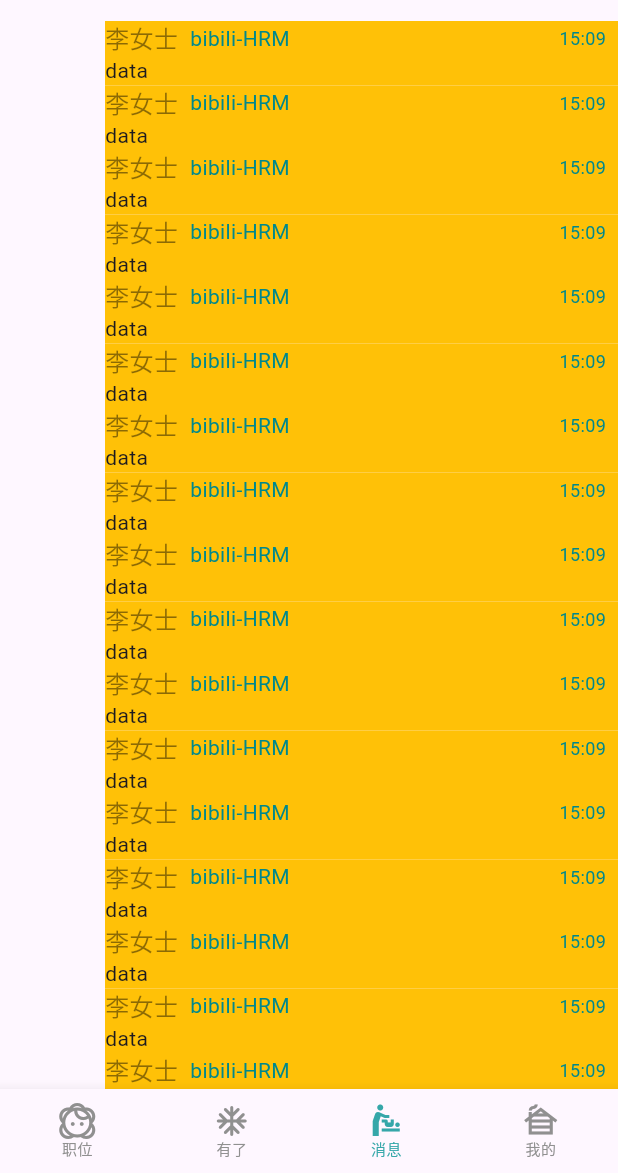
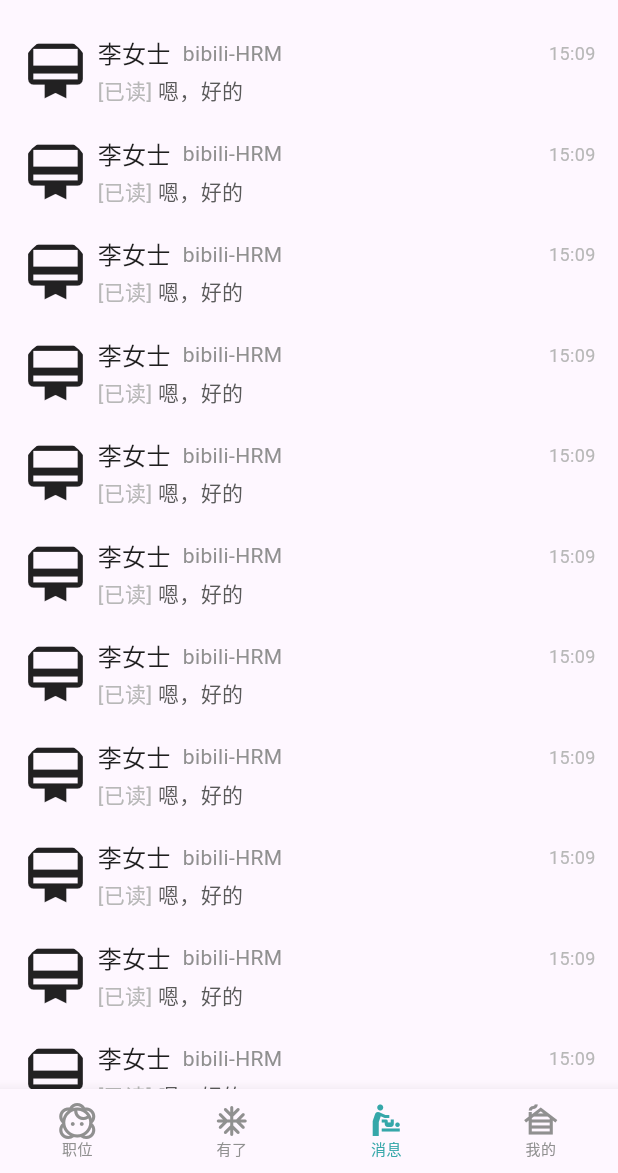
Before and after one commit to BHLinuxKernelSIG/BossZP_Flutter, a Flutter app: the screen it shows after launch, item 3 of the bottom bar chosen, on a phone screen of 412 x 824 dp, the part 63-1236 px from its top. Run offline on Flutter 3.47's test engine with Material 3 defaults, Android fonts, the phone set to English and light mode, and no system bars.

Commit message:
Update message_item_widget.dart

```diff
--- a/lib/ui/message_item_widget.dart
+++ b/lib/ui/message_item_widget.dart
@@ -5,13 +5,20 @@
 
   @override
   Widget build(BuildContext context) {
-    return Row(
+    return Padding(
+      padding: const EdgeInsets.fromLTRB(15, 10, 15, 10),
+      child: Row(
         children: [
-        // Image(image: NetworkImage("")),
-        SizedBox(width: 70, height: 40),
+          ClipRRect(
+            borderRadius: BorderRadius.circular(22),
+            child: Icon(
+              Icons.card_membership_outlined,
+              size: 44,
+            ),
+          ),
+          SizedBox(width: 6),
           Expanded(
             child: Container(
-            color: Colors.amber,
               child: Column(
                 crossAxisAlignment: CrossAxisAlignment.start,
                 mainAxisSize: MainAxisSize.max,
@@ -24,7 +31,7 @@
                         style: TextStyle(
                             fontSize: 16,
                             fontWeight: FontWeight.normal,
-                          color: Colors.black45),
+                            color: Color(0XFF1E1E1E)),
                       ),
                       SizedBox(width: 8),
                       Text(
@@ -33,7 +40,7 @@
                         style: TextStyle(
                             fontSize: 14,
                             fontWeight: FontWeight.normal,
-                          color: Color(0xFF00888C)),
+                            color: Color(0xFF909090)),
                       ),
                       Spacer(),
                       Text(
@@ -42,17 +49,26 @@
                         style: TextStyle(
                             fontSize: 12,
                             fontWeight: FontWeight.normal,
-                          color: Color(0xFF00888C)),
+                            color: Color(0xFFB8B8B8)),
                       ),
-                    SizedBox(width: 8)
+                      // SizedBox(width: 8)
                     ],
                   ),
-                Text("data")
+                  SizedBox(height: 3),
+                  Text.rich(
+                    TextSpan(text: "[已读] ", children: [
+                      TextSpan(
+                          text: "嗯，好的",
+                          style: TextStyle(color: Color(0xFF595959)))
+                    ]),
+                    style: TextStyle(color: Color(0xFFB8B8B8), fontSize: 14),
+                  )
                 ],
               ),
             ),
           )
         ],
+      ),
     );
   }
 }
```
Lines whose indentation alone changed are shown as unchanged.
